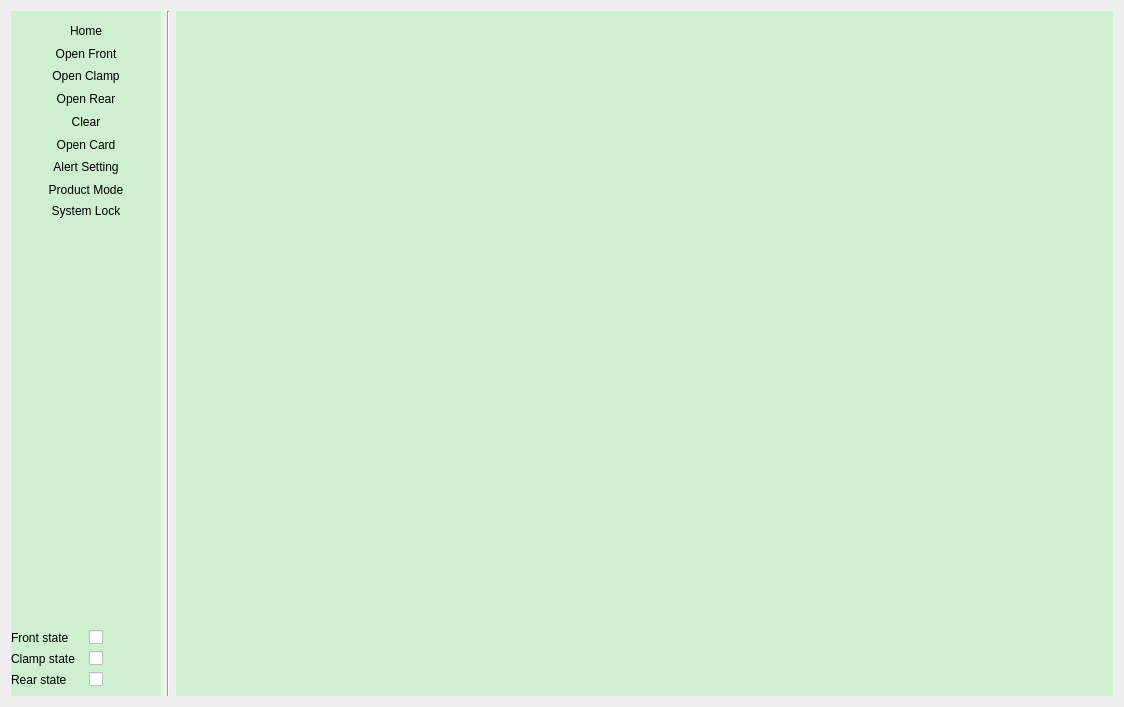
This is multiinterface.ui in wwlzq5/MultiInterface as Qt 5 draws it before an edit. The edited form follows.
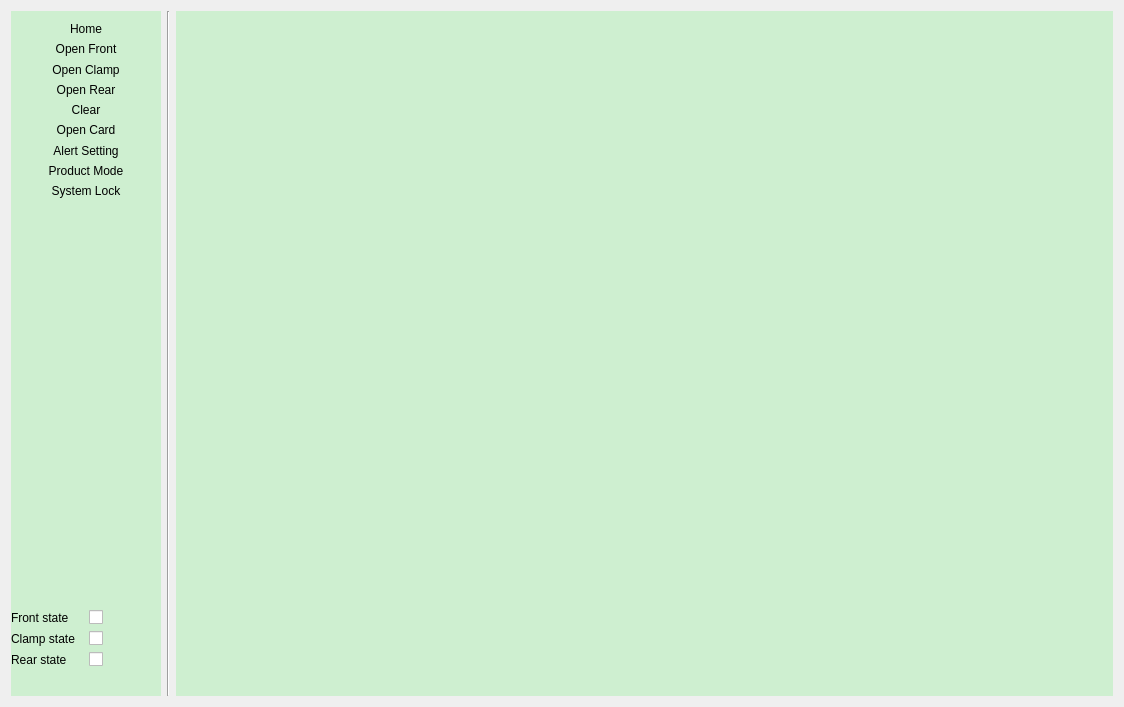
This is the edited form.

The edit to the form file:
```diff
--- a/multiinterface.ui
+++ b/multiinterface.ui
@@ -179,6 +179,12 @@
        </item>
        <item>
         <widget class="QPushButton" name="pushButton_lock">
+         <property name="sizePolicy">
+          <sizepolicy hsizetype="Expanding" vsizetype="Expanding">
+           <horstretch>0</horstretch>
+           <verstretch>0</verstretch>
+          </sizepolicy>
+         </property>
          <property name="text">
           <string>System Lock</string>
          </property>
@@ -243,6 +249,16 @@
          </item>
         </layout>
        </item>
+       <item>
+        <widget class="QLabel" name="label_version">
+         <property name="text">
+          <string/>
+         </property>
+         <property name="alignment">
+          <set>Qt::AlignRight|Qt::AlignTrailing|Qt::AlignVCenter</set>
+         </property>
+        </widget>
+       </item>
       </layout>
      </widget>
     </item>
```
Left out of the diff: 28 changed lines with no effect on the pictures.
